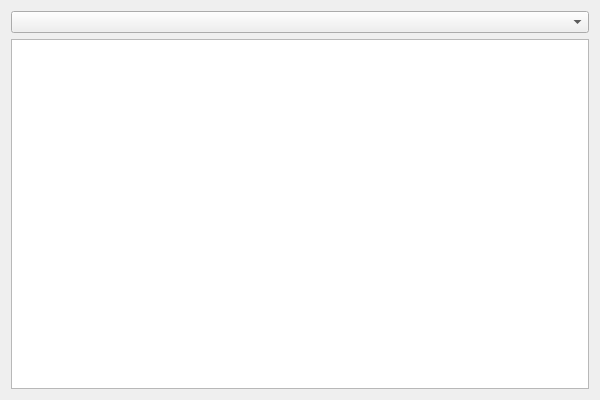
The window that manufacture/TableExplorer.ui (wthe22/Production-Management) describes before a commit, drawn with Qt 5.
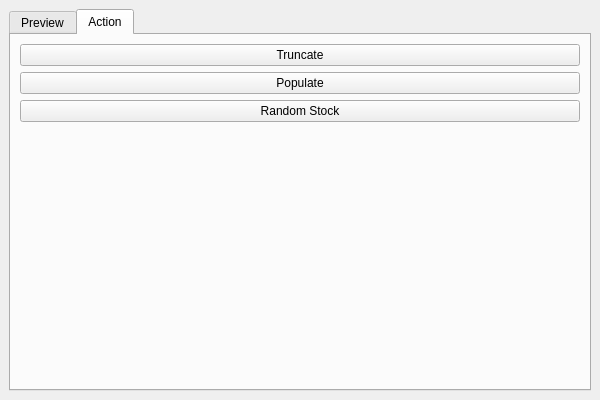
The same window after the commit. The open tabs and pages were chosen to show the change.

The edit to the form file:
```diff
--- a/manufacture/TableExplorer.ui
+++ b/manufacture/TableExplorer.ui
@@ -13,6 +13,22 @@
   <property name="windowTitle">
    <string>Table Explorer</string>
   </property>
+  <widget class="QTabWidget" name="tabWidget">
+   <property name="geometry">
+    <rect>
+     <x>9</x>
+     <y>9</y>
+     <width>582</width>
+     <height>382</height>
+    </rect>
+   </property>
+   <property name="currentIndex">
+    <number>0</number>
+   </property>
+   <widget class="QWidget" name="tab">
+    <attribute name="title">
+     <string>Preview</string>
+    </attribute>
   <layout class="QGridLayout" name="gridLayout">
    <item row="0" column="0">
     <widget class="QComboBox" name="table_selector"/>
@@ -28,6 +44,49 @@
     </widget>
    </item>
   </layout>
+   </widget>
+   <widget class="QWidget" name="tab_2">
+    <attribute name="title">
+     <string>Action</string>
+    </attribute>
+    <layout class="QGridLayout" name="gridLayout_3">
+     <item row="1" column="0">
+      <widget class="QPushButton" name="truncate_button">
+       <property name="text">
+        <string>Truncate</string>
+       </property>
+      </widget>
+     </item>
+     <item row="4" column="0">
+      <spacer name="verticalSpacer">
+       <property name="orientation">
+        <enum>Qt::Vertical</enum>
+       </property>
+       <property name="sizeHint" stdset="0">
+        <size>
+         <width>20</width>
+         <height>306</height>
+        </size>
+       </property>
+      </spacer>
+     </item>
+     <item row="2" column="0">
+      <widget class="QPushButton" name="populate_button">
+       <property name="text">
+        <string>Populate</string>
+       </property>
+      </widget>
+     </item>
+     <item row="3" column="0">
+      <widget class="QPushButton" name="random_stock_button">
+       <property name="text">
+        <string>Random Stock</string>
+       </property>
+      </widget>
+     </item>
+    </layout>
+   </widget>
+  </widget>
  </widget>
  <resources/>
  <connections/>
```
Lines whose indentation alone changed are shown as unchanged.
